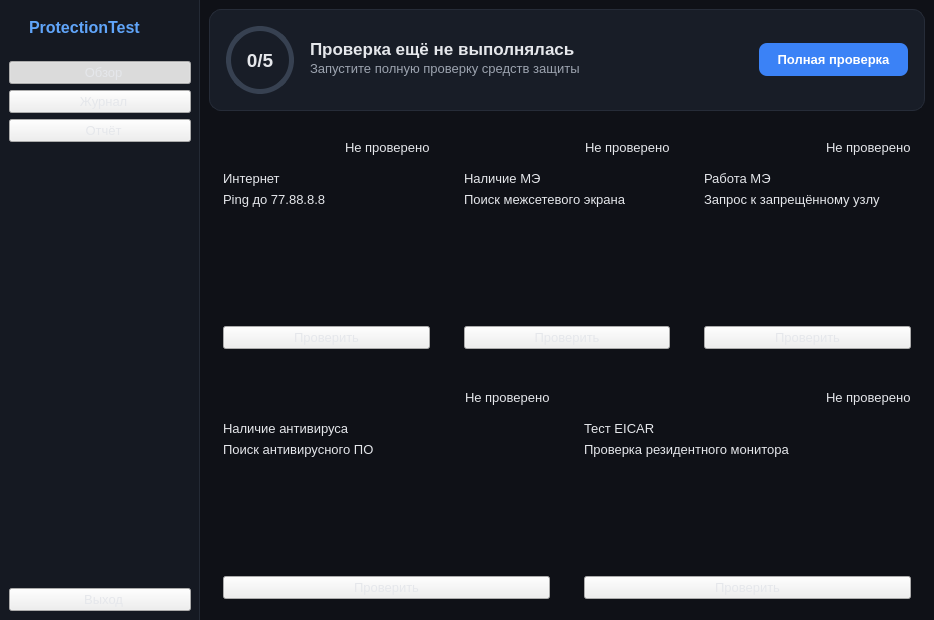
Old version of the form ui/mainwindow.ui in the repository LordQwerzol/ProtectionTest.
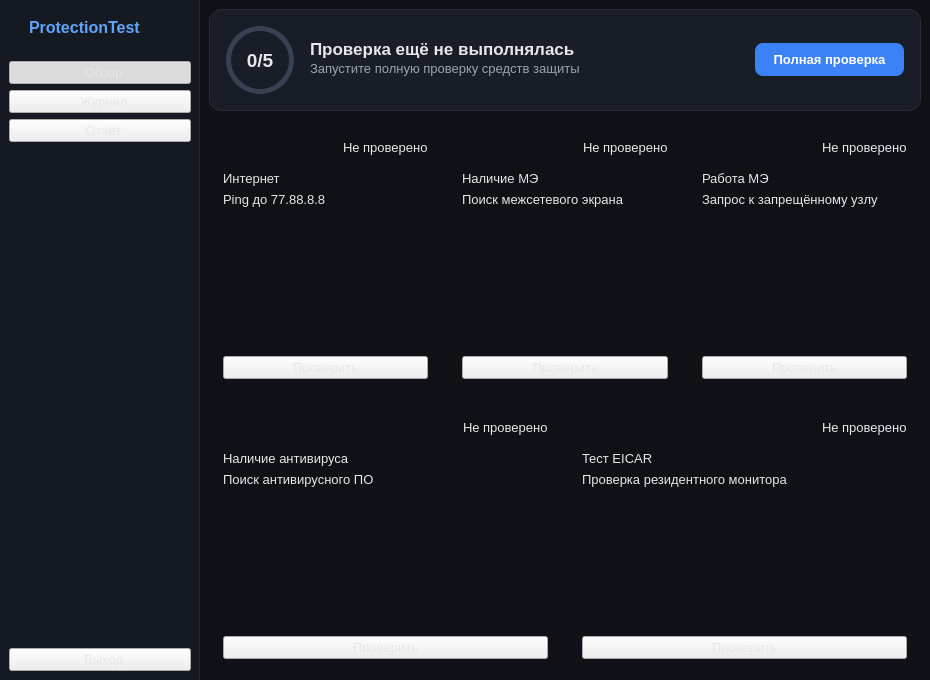
New version of the form. Icons and pictures are not drawn.

The edit to the form file:
```diff
--- a/ui/mainwindow.ui
+++ b/ui/mainwindow.ui
@@ -6,14 +6,20 @@
    <rect>
     <x>0</x>
     <y>0</y>
-    <width>934</width>
-    <height>620</height>
+    <width>930</width>
+    <height>680</height>
    </rect>
   </property>
+  <property name="sizePolicy">
+   <sizepolicy hsizetype="Fixed" vsizetype="Fixed">
+    <horstretch>0</horstretch>
+    <verstretch>0</verstretch>
+   </sizepolicy>
+  </property>
   <property name="minimumSize">
    <size>
-    <width>900</width>
-    <height>620</height>
+    <width>930</width>
+    <height>680</height>
    </size>
   </property>
   <property name="windowTitle">
```
Left out of the diff: 10 changed lines with no effect on the pictures.
